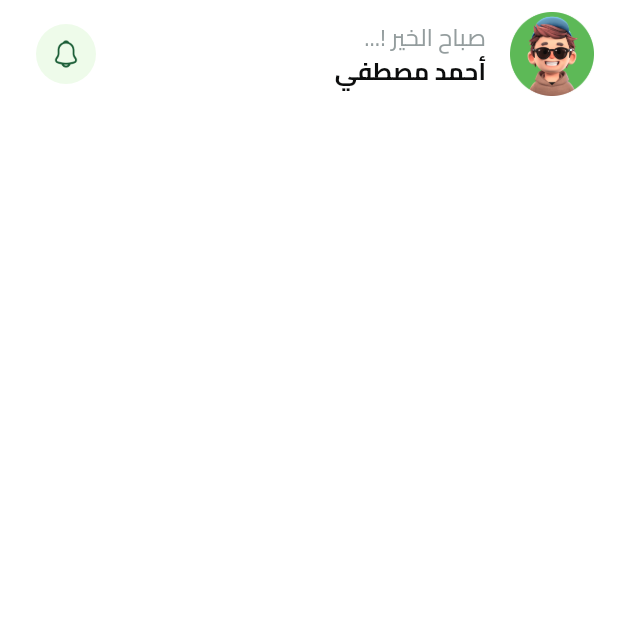
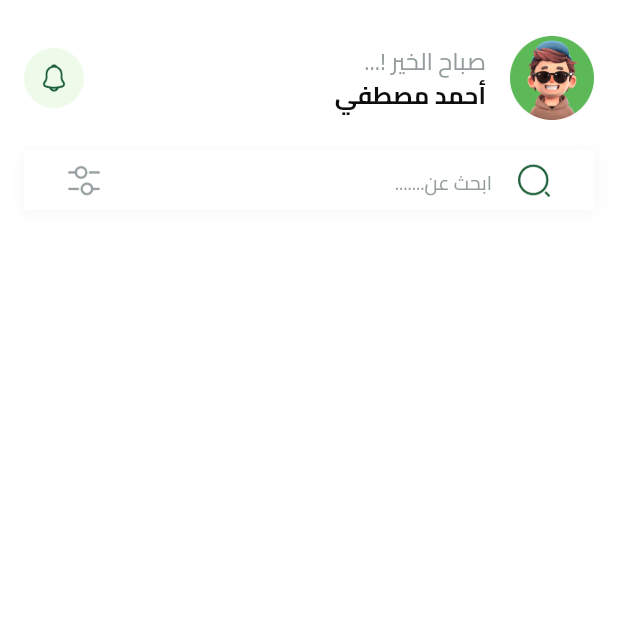
Before and after one commit to elsaramji/fruits_shop, a Flutter app: the screen it shows after launch, on a phone screen of 412 x 824 dp, the top half of it. Run offline on Flutter 3.47's test engine with Material 3 defaults, Android fonts, the phone set to English and light mode, and no system bars; our stand-ins replace bloc, cloud_firestore, dartz, dots_indicator, firebase_auth, firebase_core and 6 more; missing offline and left inert: flutter_facebook_auth, new_device_apps; accounts and stored records are empty.

Commit message:
add custom product search bar add padding to bar section

```diff
--- a/lib/components/Home/custom/widgets/custom_home_appbar.dart
+++ b/lib/components/Home/custom/widgets/custom_home_appbar.dart
@@ -13,6 +13,7 @@ class CustomHomeAppBar extends StatelessWidget {
   @override
   Widget build(BuildContext context) {
     return ListTile(
+        contentPadding: EdgeInsets.zero,
         leading: Image.asset(Assets.assetsImagesProfile),
         title: Text(
           "صباح الخير !...",
--- /dev/null
+++ b/lib/components/Home/custom/widgets/custom_prodcut_searchbar.dart
@@ -0,0 +1,56 @@
+// components/Home/custom/widgets/custom_prodcut_searchbar.dart
+import 'package:flutter/material.dart';
+
+import '../../../../core/assets/assets_image.dart';
+import '../../../../core/styles/color_style.dart';
+import '../../../../core/styles/font_style.dart';
+
+class CustomProductSearchBar extends StatelessWidget {
+  final void Function(String)? onChanged;
+  const CustomProductSearchBar({
+    required this.onChanged,
+    super.key,
+  });
+
+  @override
+  Widget build(BuildContext context) {
+    return Container(
+      height: 40,
+      decoration: BoxDecoration(color: AppColors.white, boxShadow: [
+        BoxShadow(
+          color: Color(0x0A000000),
+          blurRadius: 9,
+          offset: Offset(0, 2),
+          spreadRadius: 0,
+        ),
+      ]),
+      child: Padding(
+        padding: const EdgeInsets.symmetric(horizontal: 16, vertical: 8),
+        child: TextField(
+            onChanged: onChanged,
+            decoration: InputDecoration(
+              contentPadding: EdgeInsets.zero,
+              hoverColor: AppColors.white,
+              filled: true,
+              fillColor: AppColors.white,
+              border: OutlineInputBorder(
+                borderRadius: BorderRadius.zero,
+                borderSide: BorderSide(
+                  width: 0,
+                  style: BorderStyle.none,
+                ),
+              ),
+              prefixIcon: Image.asset(
+                Assets.assetsImagesSearchNormal,
+              ),
+              hintText: 'ابحث عن.......',
+              hintStyle:
+                  TextsStyle.regular13.copyWith(color: AppColors.grayscale400),
+              suffixIcon: Image.asset(
+                Assets.assetsImagesSetting,
+              ),
+            )),
+      ),
+    );
+  }
+}
--- a/lib/components/Home/views/home_view.dart
+++ b/lib/components/Home/views/home_view.dart
@@ -3,6 +3,7 @@
 import 'package:flutter/material.dart';
 
 import '../custom/widgets/custom_home_appbar.dart';
+import '../custom/widgets/custom_prodcut_searchbar.dart';
 
 class HomeView extends StatelessWidget {
   static const String id = 'HomeView';
@@ -11,7 +12,24 @@ class HomeView extends StatelessWidget {
   @override
   Widget build(BuildContext context) {
     return Scaffold(
-      body: SafeArea(child: Column(children: [CustomHomeAppBar()])),
+      body: SafeArea(
+          child: Column(children: [
+        // bar Section
+        Padding(
+          padding: const EdgeInsets.symmetric(horizontal: 16),
+          child: Column(
+            children: [
+              SizedBox(height: 16),
+              CustomHomeAppBar(),
+              SizedBox(height: 12),
+              CustomProductSearchBar(
+                onChanged: (value) {},
+              ),
+            ],
+          ),
+        ),
+        // body Section
+      ])),
     );
   }
 }
--- a/lib/core/assets/assets_image.dart
+++ b/lib/core/assets/assets_image.dart
@@ -57,4 +57,12 @@ class Assets {
   /// Assets for assetsImagesProfile
   /// assets/images/profile.png
   static const String assetsImagesProfile = "assets/images/profile.png";
+
+  /// Assets for assetsImagesSearchNormal
+  /// assets/images/search-normal.png
+  static const String assetsImagesSearchNormal = "assets/images/search-normal.png";
+
+  /// Assets for assetsImagesSetting
+  /// assets/images/setting.png
+  static const String assetsImagesSetting = "assets/images/setting.png";
 }
```
Also changed, not shown: assets/images/search-normal.png (added), assets/images/setting.png (added).
